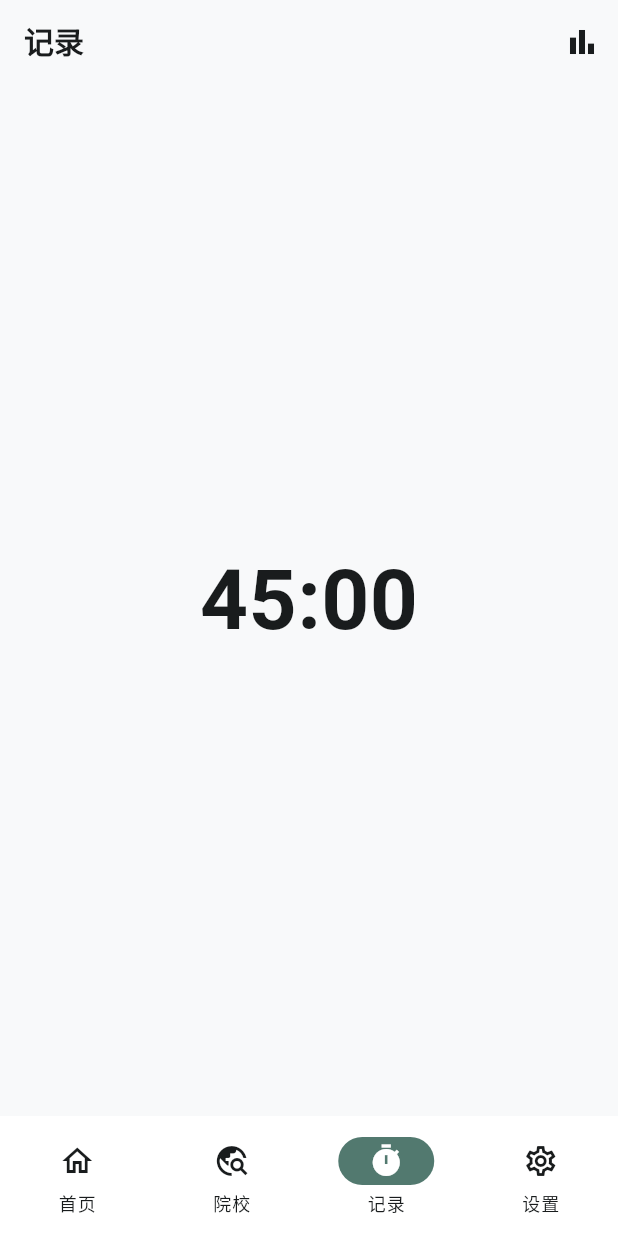
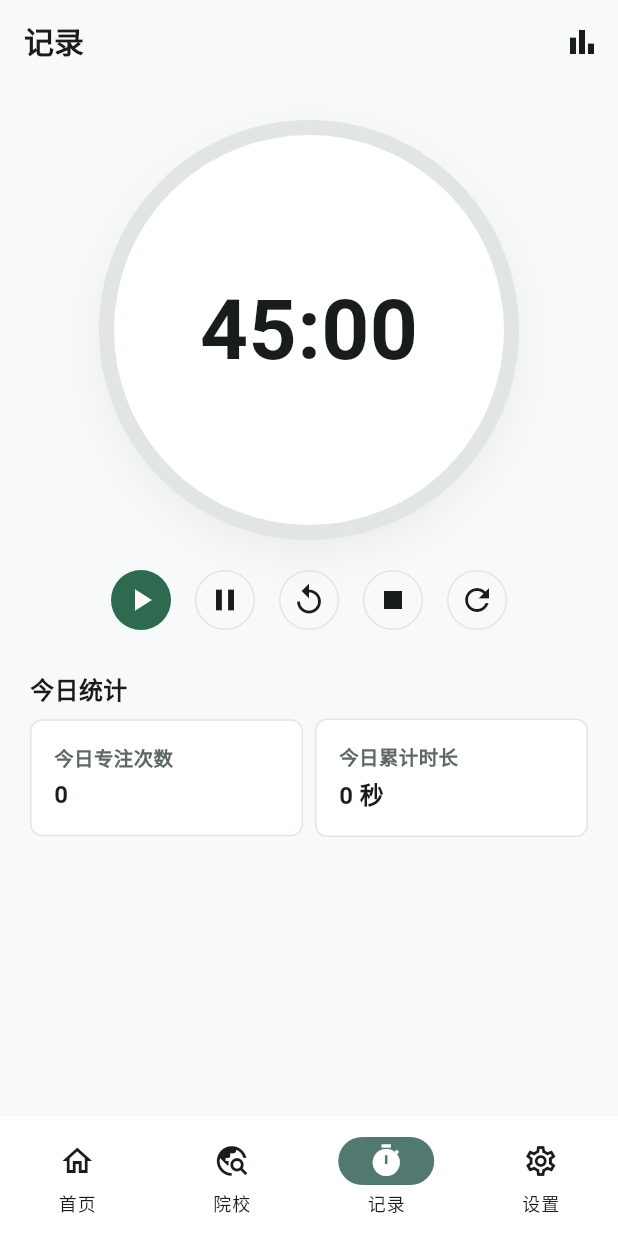
Before and after one commit to jeff-0717/due, a Flutter app: the RecordPage screen opened by its route, on a phone screen of 412 x 824 dp. Run offline on Flutter 3.47's test engine with Material 3 defaults, Android fonts, the phone set to English and light mode, and no system bars; our stand-ins replace flutter_riverpod, go_router, hive, hive_flutter; missing offline and left inert: home_widget; accounts and stored records are empty.

Commit message:
✅ feat(focus): build record timer page
Why: the new record tab needs visible focus timer controls and today-only study stats.

Why this works: connects the page to study session providers, displays the 45-minute timer, exposes start/pause/resume/finish/reset controls, and keeps the study-record entry route tested.

Remaining: learning records filters/table and final regression remain in later CSV rows.

```diff
--- a/issues/due-focus-records.csv
+++ b/issues/due-focus-records.csv
@@ -2,6 +2,6 @@ id,priority,phase,area,title,description,acceptance_criteria,test_mcp,required_s
 FR-001,P0,phase-1,data,Study session persistence,"Add StudySession model, Hive storage, and repository date-range helpers for focus sessions.","StudySession serializes/deserializes; Hive opens study_sessions; forLocalDay includes only sessions whose endedAt is on the requested local date; clearAll clears study_sessions.","AUTOSERVER","test-driven-development,verification-before-completion",,"Review model fields, JSON parsing, local-day boundary logic, and Hive integration.","Run repository tests and verify existing Hive service behavior is not broken.",done,done,done,committed,codex,"docs/superpowers/specs/2026-06-08-focus-records-design.md;docs/superpowers/plans/2026-06-08-focus-records-implementation.md;lib/models/study_session.dart;lib/repositories/study_session_repository.dart;lib/services/hive_service.dart;test/study_session_repository_test.dart","risk: local date boundaries must use device local date; picked_reason:first not_started P0 data foundation; red:first test run failed on missing StudySession/repository/Hive box; evidence:flutter test test/study_session_repository_test.dart passed 3/3; evidence:dart analyze passed no issues; done_at:2026-06-08; skills_used:mission-csv-execute,test-driven-development,verification-before-completion; mcp_used:shell_command; continue_now:FR-002"
 FR-002,P0,phase-1,state,Study session providers and timer controller,"Add Riverpod providers for session list, today summary, and focus timer state.","Today summary reports count and total seconds only for today's ended sessions; finishing a positive-duration timer saves one session; reset does not save a session.","AUTOSERVER","test-driven-development,verification-before-completion",,"Review provider refresh behavior, timer state transitions, and no-zero-duration save rule.","Run provider tests plus related page tests after UI integration.",done,done,done,committed,codex,"docs/superpowers/specs/2026-06-08-focus-records-design.md;docs/superpowers/plans/2026-06-08-focus-records-implementation.md;lib/providers/study_session_provider.dart;test/study_session_provider_test.dart","risk: timer tests should avoid wall-clock flakiness; picked_reason:next P0 after FR-001 data foundation; red:first test run failed on missing study_session_provider.dart; red:pause/resume test exposed paused duration counted as elapsed; evidence:flutter test test/study_session_provider_test.dart passed 4/4; evidence:dart analyze passed no issues; done_at:2026-06-08; skills_used:mission-csv-execute,test-driven-development,verification-before-completion; mcp_used:shell_command; continue_now:FR-003"
 FR-003,P0,phase-1,navigation,Bottom navigation and routes,"Introduce bottom navigation shell with 首页, 院校, 记录, 设置 and add /record plus /study-records routes.","Bottom bar shows exactly four top-level destinations; tapping 记录 opens focus timer page; tapping 院校 opens monitor page; monitor hit records remain under /monitor/:id/hits and are not a bottom tab.","AUTOSERVER","test-driven-development,verification-before-completion",,"Review GoRouter shell structure, selected tab calculation, and preservation of existing detail routes.","Run app router tests and existing monitor page tests.",done,done,done,committed,codex,"docs/superpowers/specs/2026-06-08-focus-records-design.md;docs/superpowers/plans/2026-06-08-focus-records-implementation.md;lib/router/app_router.dart;lib/pages/app_shell_page.dart;lib/pages/record_page.dart;lib/pages/study_records_page.dart;test/app_router_test.dart","risk: existing tests that create minimal routers may need route updates; picked_reason:next P0 after FR-002 state foundation; red:app_router_test failed because NavigationDestination and 记录 tab were absent; evidence:flutter test test/app_router_test.dart passed 3/3; evidence:flutter test test/monitor_pages_test.dart passed 6/6; evidence:dart analyze passed no issues; done_at:2026-06-08; skills_used:mission-csv-execute,test-driven-development,verification-before-completion; mcp_used:shell_command; continue_now:FR-004"
-FR-004,P0,phase-1,ui,Focus timer record page,"Build the 记录 main page with 45:00 timer, controls, today focus count, today total duration, and right-top learning-record entry.","Record page displays 45:00 by default; stat labels are 今日专注次数 and 今日累计时长; start/pause/resume/finish/reset controls are present; right-top action navigates to /study-records.","AUTOSERVER","test-driven-development,verification-before-completion",,"Review UI copy, timer control behavior, and that stats aggregate today only.","Run record page widget tests and navigation tests.",not_started,not_started,not_started,uncommitted,codex,"docs/superpowers/specs/2026-06-08-focus-records-design.md;docs/superpowers/plans/2026-06-08-focus-records-implementation.md","note: layout references provided image but excludes illustration beautification"
+FR-004,P0,phase-1,ui,Focus timer record page,"Build the 记录 main page with 45:00 timer, controls, today focus count, today total duration, and right-top learning-record entry.","Record page displays 45:00 by default; stat labels are 今日专注次数 and 今日累计时长; start/pause/resume/finish/reset controls are present; right-top action navigates to /study-records.","AUTOSERVER","test-driven-development,verification-before-completion",,"Review UI copy, timer control behavior, and that stats aggregate today only.","Run record page widget tests and navigation tests.",done,done,done,committed,codex,"docs/superpowers/specs/2026-06-08-focus-records-design.md;docs/superpowers/plans/2026-06-08-focus-records-implementation.md;lib/pages/record_page.dart;test/record_page_test.dart;test/app_router_test.dart","note: layout references provided image but excludes illustration beautification; picked_reason:next P0 after FR-003 navigation shell; red:record_page_test failed because today stat labels and controls were absent; evidence:flutter test test/record_page_test.dart passed 2/2; evidence:flutter test test/app_router_test.dart passed 3/3; evidence:dart analyze passed no issues; done_at:2026-06-08; skills_used:mission-csv-execute,test-driven-development,verification-before-completion; mcp_used:shell_command; continue_now:FR-005"
 FR-005,P1,phase-1,ui,Learning records page,"Build 学习记录 page with 日/周/月/年 filters, summary card, simple bar distribution, and data table.","The page filters persisted sessions by selected range; summary shows range total duration and focus count; table columns are 日期, 专注次数, 累计时长; empty state appears when no sessions exist.","AUTOSERVER","test-driven-development,verification-before-completion",,"Review grouping logic, range boundaries, table readability, and no new chart dependency.","Run study records widget tests and provider tests.",not_started,not_started,not_started,uncommitted,codex,"docs/superpowers/specs/2026-06-08-focus-records-design.md;docs/superpowers/plans/2026-06-08-focus-records-implementation.md","risk: year view should stay simple for MVP"
 FR-006,P0,phase-1,verification,Full regression and handoff,"Run full verification and update progress docs after implementation.","dart analyze passes; flutter test passes; flutter build apk passes; docs/PROGRESS.md notes the new 记录 feature status; unrelated dirty files are not mixed into the commit.","AUTOSERVER","verification-before-completion",,"Review test output, build output, docs sync, and git diff scope.","Run full analyze/test/build regression and inspect git status before commit.",not_started,not_started,not_started,uncommitted,codex,"docs/superpowers/specs/2026-06-08-focus-records-design.md;docs/superpowers/plans/2026-06-08-focus-records-implementation.md","risk: existing home_widget Kotlin Gradle warning remains out of scope"
--- a/lib/pages/record_page.dart
+++ b/lib/pages/record_page.dart
@@ -1,13 +1,20 @@
 import 'package:flutter/material.dart';
+import 'package:flutter_riverpod/flutter_riverpod.dart';
 import 'package:go_router/go_router.dart';
 
+import '../providers/study_session_provider.dart';
 import '../theme/app_tokens.dart';
+import '../widgets/app_section.dart';
 
-class RecordPage extends StatelessWidget {
+class RecordPage extends ConsumerWidget {
   const RecordPage({super.key});
 
   @override
-  Widget build(BuildContext context) {
+  Widget build(BuildContext context, WidgetRef ref) {
+    final timer = ref.watch(focusTimerProvider);
+    final summary = ref.watch(todayStudySummaryProvider);
+    final timerNotifier = ref.read(focusTimerProvider.notifier);
+
     return Scaffold(
       backgroundColor: AppTokens.background,
       appBar: AppBar(
@@ -20,14 +27,203 @@ class RecordPage extends StatelessWidget {
           ),
         ],
       ),
-      body: const Center(
-        child: Text(
-          '45:00',
-          style: TextStyle(
-            color: AppTokens.textPrimary,
-            fontSize: AppTokens.fontSizeLargeNumber,
-            fontWeight: FontWeight.w700,
+      body: ListView(
+        padding: const EdgeInsets.only(bottom: 96),
+        children: [
+          Padding(
+            padding: const EdgeInsets.fromLTRB(
+              AppTokens.pagePadding,
+              AppTokens.spacingLg,
+              AppTokens.pagePadding,
+              AppTokens.spacing,
+            ),
+            child: _TimerDial(timeText: _formatTimer(timer.remainingSeconds)),
           ),
+          Padding(
+            padding: const EdgeInsets.symmetric(
+              horizontal: AppTokens.pagePadding,
+            ),
+            child: _TimerControls(
+              onStart: timerNotifier.start,
+              onPause: timerNotifier.pause,
+              onResume: timerNotifier.resume,
+              onFinish: timerNotifier.finish,
+              onReset: timerNotifier.reset,
+            ),
+          ),
+          const SizedBox(height: AppTokens.spacingLg),
+          AppSection(
+            title: '今日统计',
+            child: Row(
+              children: [
+                Expanded(
+                  child: _StatTile(
+                    label: '今日专注次数',
+                    value: '${summary.count}',
+                  ),
+                ),
+                const SizedBox(width: AppTokens.spacingSm),
+                Expanded(
+                  child: _StatTile(
+                    label: '今日累计时长',
+                    value: _formatDuration(summary.totalSeconds),
+                  ),
+                ),
+              ],
+            ),
+          ),
+        ],
+      ),
+    );
+  }
+
+  String _formatTimer(int seconds) {
+    final minutes = seconds ~/ 60;
+    final rest = seconds % 60;
+    return '${minutes.toString().padLeft(2, '0')}:${rest.toString().padLeft(2, '0')}';
+  }
+
+  String _formatDuration(int seconds) {
+    if (seconds < 60) return '$seconds 秒';
+    final minutes = seconds ~/ 60;
+    final rest = seconds % 60;
+    if (rest == 0) return '$minutes 分钟';
+    return '$minutes 分 $rest 秒';
+  }
+}
+
+class _TimerDial extends StatelessWidget {
+  final String timeText;
+
+  const _TimerDial({required this.timeText});
+
+  @override
+  Widget build(BuildContext context) {
+    return LayoutBuilder(
+      builder: (context, constraints) {
+        final size = constraints.maxWidth > 280 ? 280.0 : constraints.maxWidth;
+        return Center(
+          child: SizedBox.square(
+            dimension: size,
+            child: Container(
+              decoration: BoxDecoration(
+                shape: BoxShape.circle,
+                color: AppTokens.card,
+                border: Border.all(color: AppTokens.border, width: 10),
+                boxShadow: [
+                  BoxShadow(
+                    color: Colors.black.withValues(alpha: 0.05),
+                    blurRadius: 20,
+                    offset: const Offset(0, 10),
+                  ),
+                ],
+              ),
+              child: Center(
+                child: Text(
+                  timeText,
+                  style: const TextStyle(
+                    color: AppTokens.textPrimary,
+                    fontSize: AppTokens.fontSizeLargeNumber,
+                    fontWeight: FontWeight.w700,
+                  ),
+                ),
+              ),
+            ),
+          ),
+        );
+      },
+    );
+  }
+}
+
+class _TimerControls extends StatelessWidget {
+  final VoidCallback onStart;
+  final VoidCallback onPause;
+  final VoidCallback onResume;
+  final Future<void> Function() onFinish;
+  final VoidCallback onReset;
+
+  const _TimerControls({
+    required this.onStart,
+    required this.onPause,
+    required this.onResume,
+    required this.onFinish,
+    required this.onReset,
+  });
+
+  @override
+  Widget build(BuildContext context) {
+    return Wrap(
+      alignment: WrapAlignment.center,
+      spacing: AppTokens.spacingSm,
+      runSpacing: AppTokens.spacingSm,
+      children: [
+        IconButton.filled(
+          tooltip: '开始',
+          icon: const Icon(Icons.play_arrow),
+          onPressed: onStart,
+        ),
+        IconButton.outlined(
+          tooltip: '暂停',
+          icon: const Icon(Icons.pause),
+          onPressed: onPause,
+        ),
+        IconButton.outlined(
+          tooltip: '继续',
+          icon: const Icon(Icons.replay),
+          onPressed: onResume,
+        ),
+        IconButton.outlined(
+          tooltip: '结束',
+          icon: const Icon(Icons.stop),
+          onPressed: () => onFinish(),
+        ),
+        IconButton.outlined(
+          tooltip: '重置',
+          icon: const Icon(Icons.refresh),
+          onPressed: onReset,
+        ),
+      ],
+    );
+  }
+}
+
+class _StatTile extends StatelessWidget {
+  final String label;
+  final String value;
+
+  const _StatTile({
+    required this.label,
+    required this.value,
+  });
+
+  @override
+  Widget build(BuildContext context) {
+    return Card(
+      margin: EdgeInsets.zero,
+      child: Padding(
+        padding: const EdgeInsets.all(AppTokens.spacing),
+        child: Column(
+          crossAxisAlignment: CrossAxisAlignment.start,
+          children: [
+            Text(
+              label,
+              style: const TextStyle(
+                color: AppTokens.textSecondary,
+                fontSize: AppTokens.fontSizeSmall,
+                fontWeight: FontWeight.w600,
+              ),
+            ),
+            const SizedBox(height: AppTokens.spacingXs),
+            Text(
+              value,
+              style: const TextStyle(
+                color: AppTokens.textPrimary,
+                fontSize: AppTokens.fontSizeBodyLarge,
+                fontWeight: FontWeight.w700,
+              ),
+            ),
+          ],
         ),
       ),
     );
```
Also changed, not shown: 2 other files.
